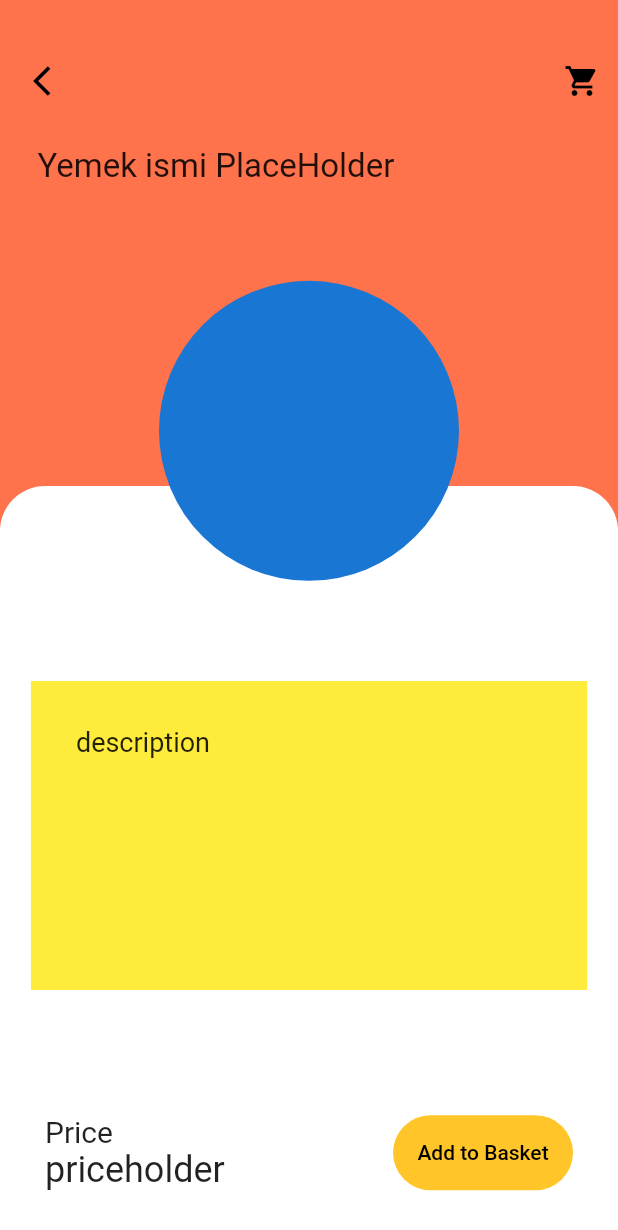
After one commit to EnesCaliskan/ls_case_study, a Flutter app: the FoodScreen screen opened directly, on a phone screen of 412 x 824 dp. The commit adds this screen. Shown: the top 1230 px of the screen. Run offline on Flutter 3.47's test engine with Material 2 defaults, Android fonts, the phone set to English and light mode, and no system bars; our stand-ins replace grouped_list; network calls fail.

Commit message:
-Food Screen added

```diff
--- /dev/null
+++ b/lib/screens/food_screen.dart
@@ -0,0 +1,157 @@
+import 'package:flutter/cupertino.dart';
+import 'package:flutter/material.dart';
+
+
+Color kYellow = const Color(0xFFFFC529);
+Color kOrange = const Color(0xFFFE724C);
+Color kBlack = const Color(0xFF272D2F);
+Color kGray = const Color(0xFFD7D7D7);
+
+class FoodScreen extends StatelessWidget {
+  const FoodScreen({Key? key}) : super(key: key);
+
+  @override
+  Widget build(BuildContext context) {
+    return Scaffold(
+      body: Stack(
+        fit: StackFit.expand,
+        children: [
+          Align(
+            alignment: Alignment.topCenter,
+            child: Container(
+              padding: EdgeInsets.only(left: 10.0, top: 30.0),
+              child: Column(
+                mainAxisAlignment: MainAxisAlignment.start,
+                children: [
+                  Row(
+                    mainAxisAlignment: MainAxisAlignment.spaceBetween,
+                    children: [
+                      IconButton(
+                        icon: Icon(
+                          Icons.arrow_back_ios,
+                          color: Colors.black,
+                        ),
+                        onPressed: () {
+                          Navigator.pop(context);
+                        },
+                      ),
+                      IconButton(
+                          icon: Icon(Icons.shopping_cart, color: Colors.black),
+                          onPressed: () {
+                            Navigator.pop(context); // sepet sayfasina gidicek
+                          }),
+                    ],
+                  ),
+                  Padding(
+                    padding: EdgeInsets.only(left: 15.0, top: 20.0),
+                    child: Align(
+                      alignment: Alignment.topLeft,
+                      child: Text(
+                        'Yemek ismi PlaceHolder', // buraya yemek ismi gelicek
+                        style: TextStyle(
+                          fontSize: 22.0,
+                        ),
+                      ),
+                    ),
+                  ),
+                ],
+              ),
+              height: double.infinity,
+              width: double.infinity,
+              decoration: BoxDecoration(
+                color: kOrange,
+              ),
+            ),
+          ),
+          Align(
+            alignment: Alignment.bottomCenter,
+            child: Container(
+              height: 500.0,
+              width: double.infinity,
+              decoration: BoxDecoration(
+                borderRadius: BorderRadius.only(
+                  topLeft: Radius.circular(30.0),
+                  topRight: Radius.circular(30.0),
+                ),
+                color: Colors.white,
+              ),
+              child: Column(
+                mainAxisAlignment: MainAxisAlignment.spaceBetween,
+                children: [
+                  Padding(
+                    padding: EdgeInsets.only(top: 130.0),
+                    child: Align(
+                      alignment: Alignment.bottomCenter,
+                      child: Container(
+                        padding: EdgeInsets.all(30.0),
+                        height: MediaQuery.of(context).size.width * 0.5,
+                        width: MediaQuery.of(context).size.width * 0.9,
+                        decoration: BoxDecoration(
+                          color: Colors.yellow,
+                        ),
+                        child: Text(
+                          'description', // buraya aciklama gelicek
+                          style: TextStyle(fontSize: 18.0),
+                        ),
+                      ),
+                    ),
+                  ),
+                  Container(
+                    padding: EdgeInsets.all(30.0),
+                    child: Row(
+                      mainAxisAlignment: MainAxisAlignment.spaceBetween,
+                      children: [
+                        Container(
+                          child: Column(
+                            crossAxisAlignment: CrossAxisAlignment.start,
+                            children: [
+                              Text(
+                                'Price',
+                                style: TextStyle(fontSize: 20.0),
+                              ),
+                              Text(
+                                'priceholder', // buraya fiyat gelicek
+                                style: TextStyle(fontSize: 24.0),
+                              ),
+                            ],
+                          ),
+                        ),
+                        SizedBox(
+                          height: 50.0,
+                          width: 120.0,
+                          child: TextButton(
+                            onPressed: () {},
+                            child: Text(
+                              'Add to Basket',
+                              style: TextStyle(color: Colors.black),
+                            ),
+                            style: ButtonStyle(
+                              backgroundColor: MaterialStateProperty.all<Color>(kYellow),
+                              shape: MaterialStateProperty.all<
+                                  RoundedRectangleBorder>(
+                                RoundedRectangleBorder(
+                                    borderRadius: BorderRadius.circular(28.0),
+                                ),
+                              ),
+                            ),
+                          ),
+                        ),
+                      ],
+                    ),
+                  ),
+                ],
+              ),
+            ),
+          ),
+          Align(
+            alignment: Alignment(0.0, -0.4),
+            child: CircleAvatar(
+              // buraya yemegin resmi gelecek
+              radius: 100.0,
+            ),
+          ),
+        ],
+      ),
+    );
+  }
+}
--- a/lib/screens/main.dart
+++ b/lib/screens/main.dart
@@ -1,7 +1,7 @@
 import 'package:flutter/material.dart';
 import 'category_screen.dart';
 
-final names = ['cat1','cat2','cat3','cat4'];
+final names = ['cat1', 'cat2', 'cat3', 'cat4'];
 
 void main() => runApp(FoodApp());
 
--- a/lib/screens/vegetable_screen.dart
+++ b/lib/screens/vegetable_screen.dart
@@ -1,6 +1,7 @@
 import 'package:flutter/cupertino.dart';
 import 'package:flutter/foundation.dart';
 import 'package:flutter/material.dart';
+import 'package:ls_case_study/screens/food_screen.dart';
 import 'category_screen.dart';
 import 'package:grouped_list/grouped_list.dart';
 import 'package:ls_case_study/models/food.dart';
@@ -53,6 +54,9 @@ class FoodList extends StatelessWidget {
         itemBuilder: (context, index) {
           return ListTile(
             title: Text(foodList[index]),
+            onTap: (){
+              Navigator.push(context, MaterialPageRoute(builder: (context) => FoodScreen()));
+            },
           );
         });
   }
```
